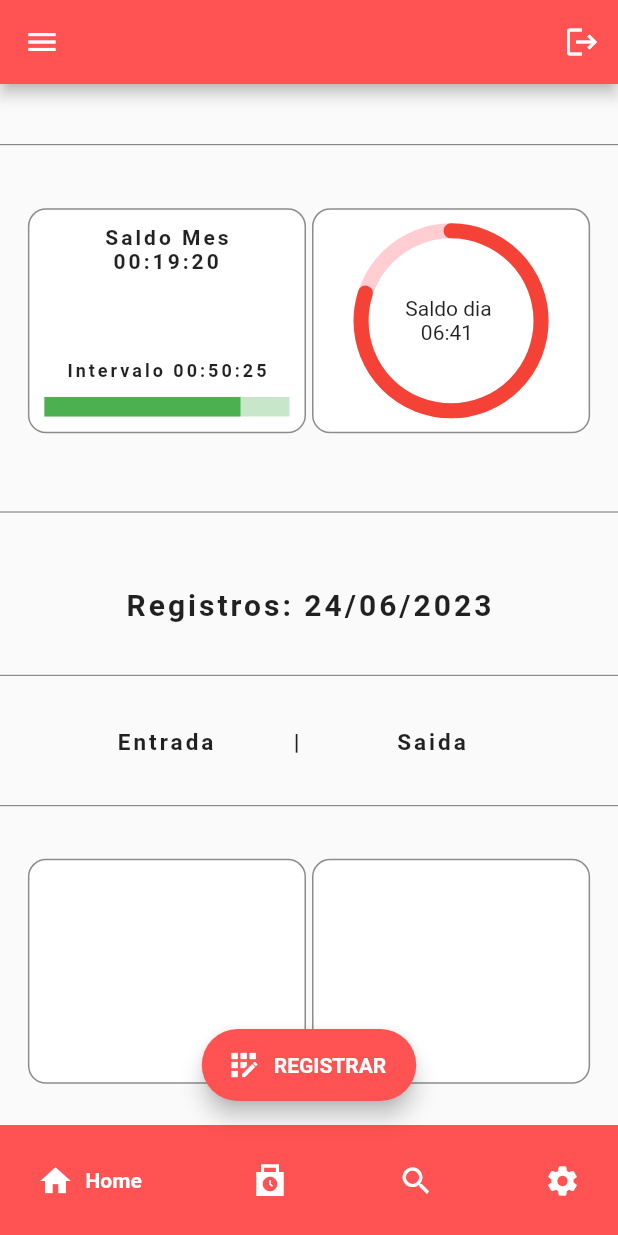
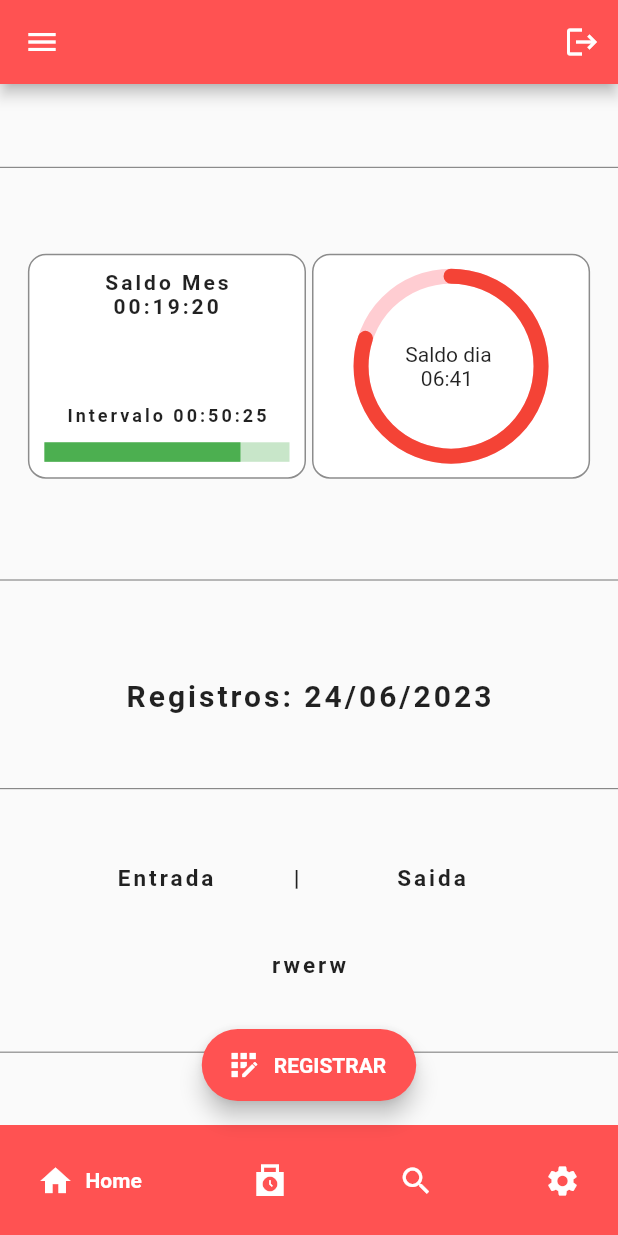
Before and after one commit to AndersonBenjamin/relogio_ponto, a Flutter app: the HomePage screen opened directly, on a phone screen of 412 x 824 dp. Run offline on Flutter 3.47's test engine with Material 2 defaults, Android fonts, the phone set to English and light mode, and no system bars; drawn by our look-alikes of google_nav_bar, percent_indicator; our stand-ins replace cloud_firestore, firebase_auth, firebase_core, google_sign_in; accounts and stored records are empty.

Commit message:
Tentativa de usar o provider. Sem sucesso

```diff
--- a/lib/db/registers_db.dart
+++ b/lib/db/registers_db.dart
@@ -1,6 +1,7 @@
 import 'package:cloud_firestore/cloud_firestore.dart';
 import 'package:flutter/material.dart';
 import 'package:intl/intl.dart';
+import 'package:provider/provider.dart';
 
 import '../models/register.dart';
 
@@ -19,8 +20,12 @@ class DataBase {
   }
 
   Future getCheck(String userId) async {
+    build(BuildContext context) async {
       String today = DateFormat('yyyy-MM-dd').format(DateTime.now());
+
       RegisterProvider().resetRegister();
+      List<Register> tempReg = [];
+      RegisterProvider instanceRegisterProvider = new RegisterProvider();
 
       await FirebaseFirestore.instance
           .collection('registros')
@@ -40,10 +45,15 @@ class DataBase {
                   email: data['e_mail'].toString(),
                   tipo: data['tipo'].toString(),
                 );
-              RegisterProvider().updateRegister(regs);
+
+                Provider.of<RegisterProvider>(context, listen: false)
+                    .updateRegister(regs);
+
+                instanceRegisterProvider.updateRegister(regs);
               },
             ),
           );
-    RegisterProvider().updateRegisterInOrOut();
+      //RegisterProvider().updateRegisterInOrOut();
     }
   }
+}
--- a/lib/main.dart
+++ b/lib/main.dart
@@ -6,6 +6,7 @@ import 'firebase_options.dart';
 import 'models/register.dart';
 
 void main() async {
+  int testeInicio = 123;
   WidgetsFlutterBinding.ensureInitialized();
   await Firebase.initializeApp(
     options: DefaultFirebaseOptions.currentPlatform,
--- a/lib/models/register.dart
+++ b/lib/models/register.dart
@@ -15,31 +15,31 @@ class Register {
   });
 }
 
-List<Register> _reg = [];
-List<Register> _regIn = [];
-List<Register> _regOut = [];
+class RegisterProvider extends ChangeNotifier {
+  List<Register> _reg = [];
 
-class RegisterProvider with ChangeNotifier {
   List<Register> get registerGet => _reg;
-  List<Register> get registerGetIn => _regIn;
-  List<Register> get registerGetOut => _regOut;
+  //List<Register> get registerGetIn => _regIn;
+  //List<Register> get registerGetOut => _regOut;
 
   void updateRegister(Register reg) {
     _reg.add(reg);
-    notifyListeners();
+    //notifyListeners();
   }
 
+/*
   void updateRegisterInOrOut() {
     for (int i = 0; i < _reg.length; i++) {
-      (i % 2 == 0) ? _regIn.add(_reg[i]) : _regOut.add(_reg[i]);
+      (i % 2 == 0) ? regIn.add(_reg[i]) : regOut.add(_reg[i]);
     }
     notifyListeners();
   }
+*/
 
   void resetRegister() {
     _reg = [];
-    _regIn = [];
-    _regOut = [];
+    //_regIn = [];
+    //_regOut = [];
     notifyListeners();
   }
 }
--- a/lib/pages/home_page.dart
+++ b/lib/pages/home_page.dart
@@ -19,10 +19,20 @@ class HomePage extends StatelessWidget {
   int paginaAtual = 1;
   late PageController pc;
 
+  late RegisterProvider regist;
+
+  Register regiTeste = new Register(
+      horario: '231', userId: '31ed', email: 'rwerw', tipo: 'wqeq');
+
   @override
   Widget build(BuildContext context) {
-    future:
     db.getCheck(user.uid.toString());
+
+    regist = Provider.of<RegisterProvider>(context);
+
+    Provider.of<RegisterProvider>(context, listen: false)
+        .updateRegister(regiTeste);
+
     return Scaffold(
       appBar: myAppBar,
       drawer: NavigationDrawer(),
@@ -125,7 +135,17 @@ class HomePage extends StatelessWidget {
                 fontSize: 15,
               ),
             ),
+            Text(
+              Provider.of<RegisterProvider>(context).registerGet[1].email,
+              style: TextStyle(
+                letterSpacing: 2,
+                fontWeight: FontWeight.bold,
+                fontSize: 15,
+              ),
+            ),
             const Divider(color: Colors.black54),
+
+            /*
             Row(
               mainAxisAlignment: MainAxisAlignment.spaceEvenly,
               children: [
@@ -142,48 +162,22 @@ class HomePage extends StatelessWidget {
                         width: MediaQuery.of(context).size.width * 0.45,
                         height: 150,
                         child: Column(
-                          mainAxisAlignment: MainAxisAlignment.spaceEvenly,
-                          children: [
-                            /* Expanded(
-                              child: FutureBuilder(
-                                future: db.getCheck(user.uid.toString()),
-                                builder: ((context, snapshot) {
+                            mainAxisAlignment: MainAxisAlignment.spaceEvenly,
+                            children: [
+                              Expanded(child: Consumer<RegisterProvider>(
+                                builder: ((context, regist, child) {
                                   return ListView.builder(
-                                    itemCount:
-                                        Provider.of<RegisterProvider>(context)
-                                            .registerGet
-                                            .length,
+                                    itemCount: regist.registerGet.length,
                                     itemBuilder: (context, index) {
                                       return ListTile(
                                         title: Text(
-                                            Provider.of<RegisterProvider>(
-                                                    context)
-                                                .registerGet[index]
-                                                .horario),
+                                            regist.registerGet[index].horario),
                                       );
                                     },
                                   );
                                 }),
-                              ),
-                            ), */
-                            Expanded(
-                              child: ListView.builder(
-                                itemCount:
-                                    Provider.of<RegisterProvider>(context)
-                                        .registerGet
-                                        .length,
-                                itemBuilder: (context, index) {
-                                  return ListTile(
-                                    title: Text(
-                                        Provider.of<RegisterProvider>(context)
-                                            .registerGet[index]
-                                            .horario),
-                                  );
-                                },
-                              ),
-                            ),
-                          ],
-                        ),
+                              ))
+                            ]),
                         //color: Colors.black12,    //must be removed
                       ),
                       Container(
@@ -205,17 +199,11 @@ class HomePage extends StatelessWidget {
                                 future: db.getCheck(user.uid.toString()),
                                 builder: ((context, snapshot) {
                                   return ListView.builder(
-                                    itemCount:
-                                        Provider.of<RegisterProvider>(context)
-                                            .registerGetOut
-                                            .length,
+                                    itemCount: regist.registerGet.length,
                                     itemBuilder: (context, index) {
                                       return ListTile(
-                                        title: Text(
-                                            Provider.of<RegisterProvider>(
-                                                    context)
-                                                .registerGetOut[index]
-                                                .horario),
+                                        title:
+                                            Text(regist.registerGet[0].horario),
                                       );
                                     },
                                   );
@@ -231,44 +219,7 @@ class HomePage extends StatelessWidget {
                 ),
               ],
             ),
-            /*Expanded(
-              child: FutureBuilder(
-                future: db.getCheck(user.uid.toString()),
-                builder: ((context, snapshot) {
-                  return ListView.builder(
-                    itemCount: Provider.of<RegisterProvider>(context)
-                        .registerGetIn
-                        .length,
-                    itemBuilder: (context, index) {
-                      return ListTile(
-                        title: Text(Provider.of<RegisterProvider>(context)
-                            .registerGet[index]
-                            .horario),
-                      );
-                    },
-                  );
-                }),
-              ),
-            ),
-            Expanded(
-              child: FutureBuilder(
-                future: db.getCheck(user.uid.toString()),
-                builder: ((context, snapshot) {
-                  return ListView.builder(
-                    itemCount: Provider.of<RegisterProvider>(context)
-                        .registerGet
-                        .length,
-                    itemBuilder: (context, index) {
-                      return ListTile(
-                        title: Text(Provider.of<RegisterProvider>(context)
-                            .registerGet[index]
-                            .horario),
-                      );
-                    },
-                  );
-                }),
-              ),
-            ), */
+            */
           ],
         ),
       ),
```
Lines whose indentation alone changed are shown as unchanged.
